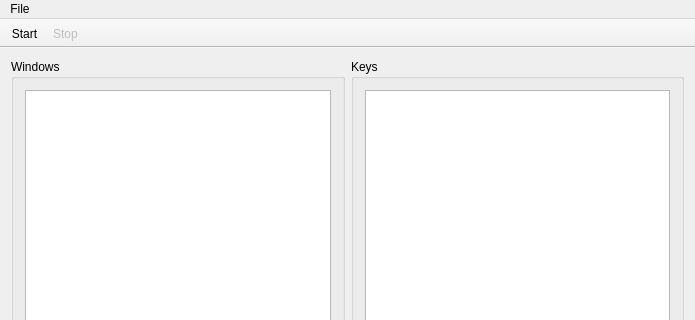
jhanssen/Disseminate, file Disseminate.ui: the form before one commit; both pictures show x 0 to 695 and y 0 to 320 of the 695 by 511 pixel window.
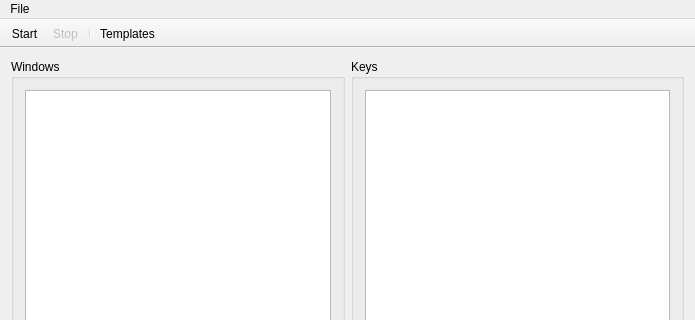
The form after the commit. Icons and pictures are not drawn.

```diff
--- a/Disseminate.ui
+++ b/Disseminate.ui
@@ -137,6 +137,8 @@
    </attribute>
    <addaction name="actionStart"/>
    <addaction name="actionStop"/>
+   <addaction name="separator"/>
+   <addaction name="actionTemplates"/>
   </widget>
   <action name="actionStart">
    <property name="icon">
@@ -170,6 +172,15 @@
     <string>Preferences</string>
    </property>
   </action>
+  <action name="actionTemplates">
+   <property name="icon">
+    <iconset resource="icons.qrc">
+     <normaloff>:/icons/icons/ic_keyboard_black_48dp.png</normaloff>:/icons/icons/ic_keyboard_black_48dp.png</iconset>
+   </property>
+   <property name="text">
+    <string>Templates</string>
+   </property>
+  </action>
  </widget>
  <layoutdefault spacing="6" margin="11"/>
  <resources>
```
